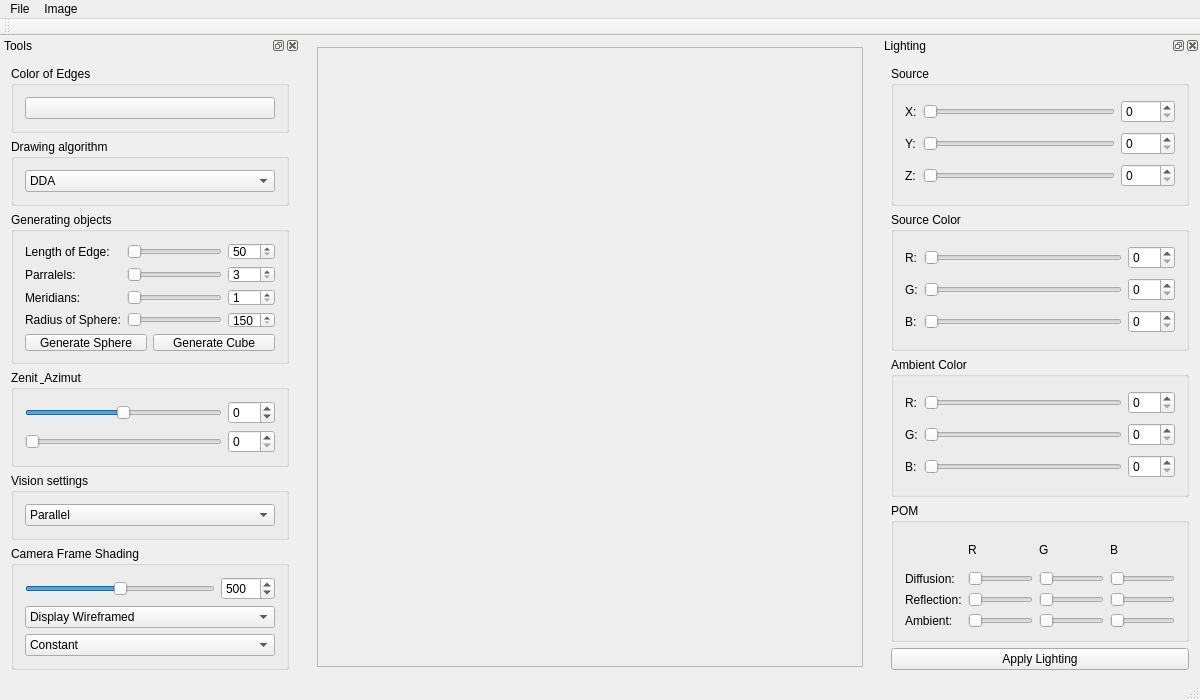
Old version of the form src/ImageViewer.ui in the repository Holikma/Computer_Graphics_3D.
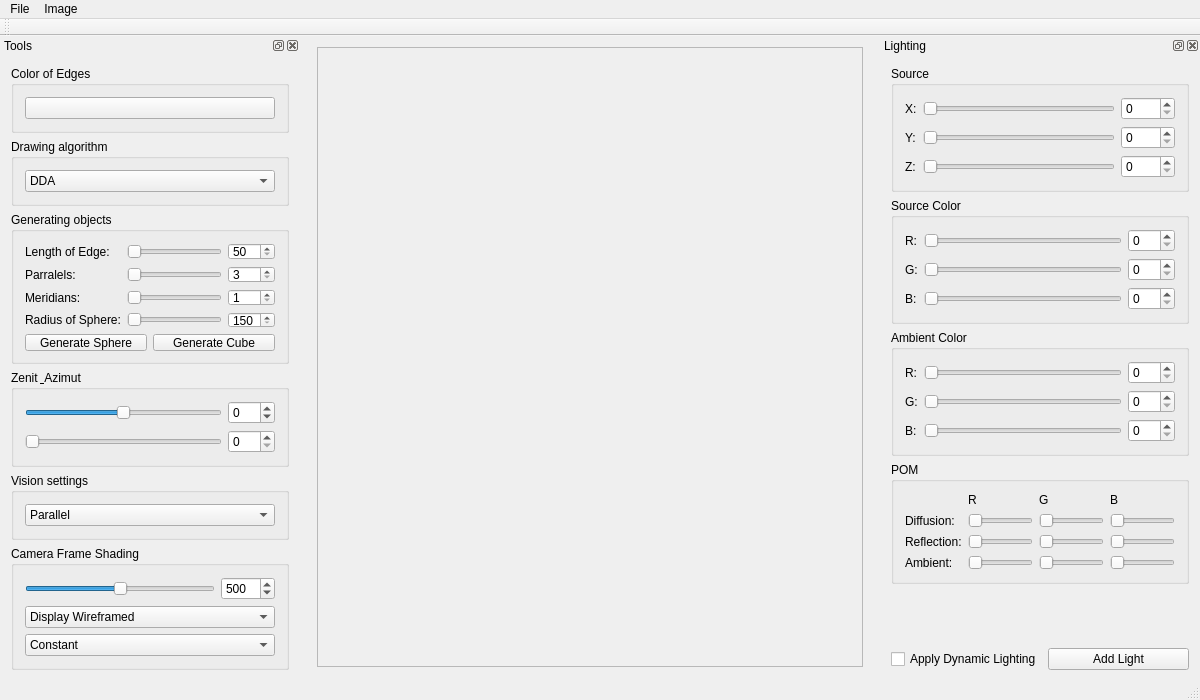
New version of the form.

Commit message: aded lighting

Diff of the .ui file:
```diff
--- a/src/ImageViewer.ui
+++ b/src/ImageViewer.ui
@@ -904,11 +904,35 @@
       </widget>
      </item>
      <item>
-      <widget class="QPushButton" name="pushButtonAddLight">
-       <property name="text">
-        <string>Apply Lighting</string>
+      <spacer name="verticalSpacer">
+       <property name="orientation">
+        <enum>Qt::Vertical</enum>
        </property>
-      </widget>
+       <property name="sizeHint" stdset="0">
+        <size>
+         <width>20</width>
+         <height>40</height>
+        </size>
+       </property>
+      </spacer>
+     </item>
+     <item>
+      <layout class="QGridLayout" name="gridLayout_6">
+       <item row="0" column="0">
+        <widget class="QCheckBox" name="checkBoxAddLight">
+         <property name="text">
+          <string>Apply Dynamic Lighting</string>
+         </property>
+        </widget>
+       </item>
+       <item row="0" column="1">
+        <widget class="QPushButton" name="pushButtonAddLight">
+         <property name="text">
+          <string>Add Light</string>
+         </property>
+        </widget>
+       </item>
+      </layout>
      </item>
     </layout>
    </widget>
```
The commit also changes 4 other files.
